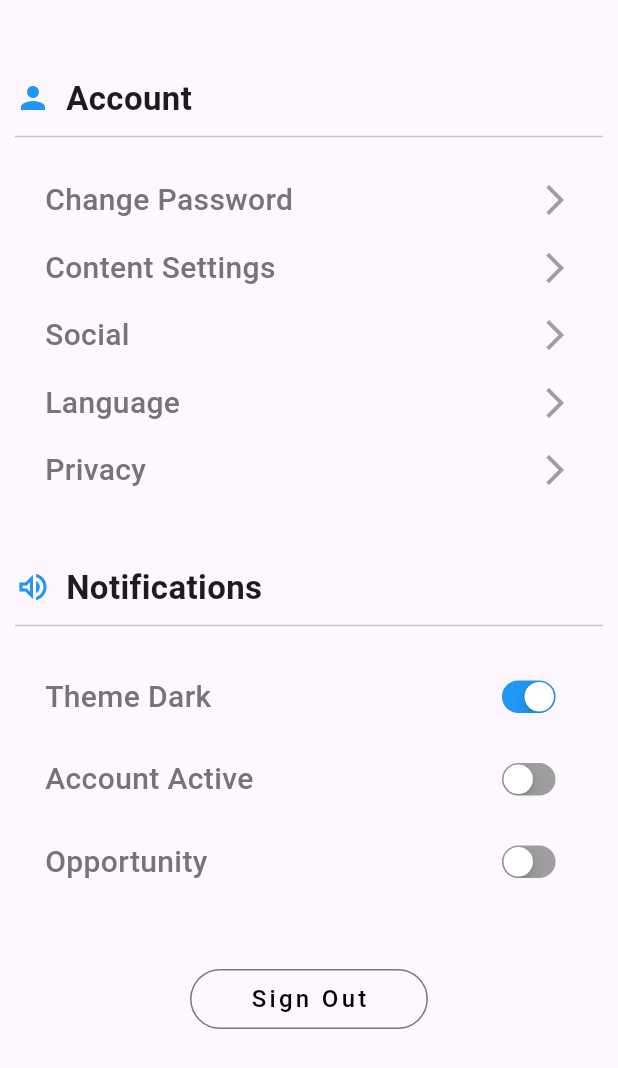
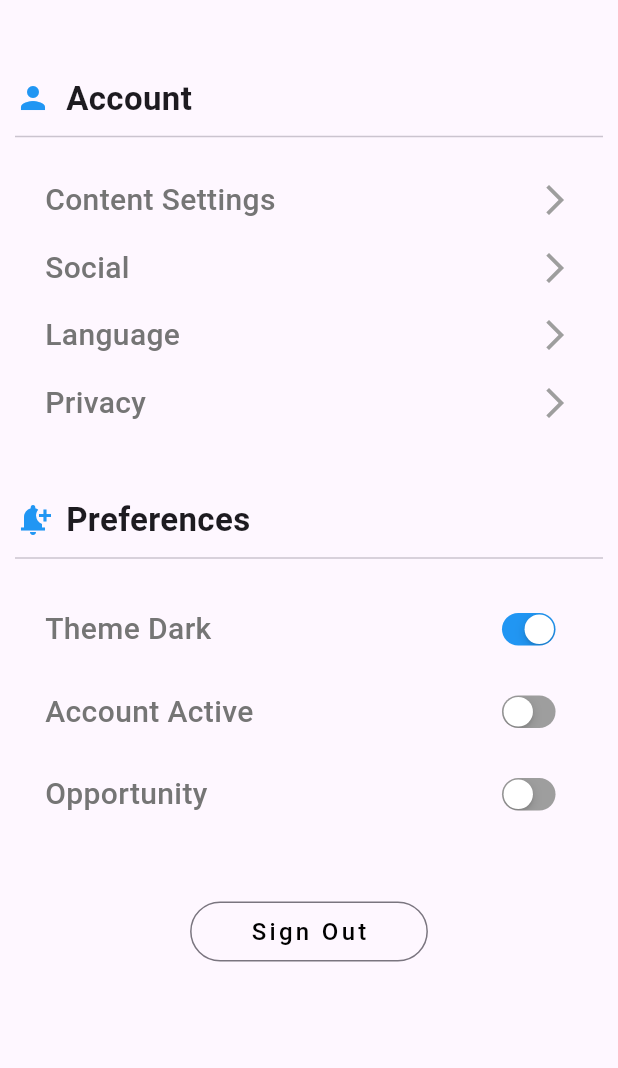
Before and after one commit to WillHAdair/WorkoutApplication, a Flutter app: the SettingsPageContent screen opened directly, on a phone screen of 412 x 824 dp. Shown: the top 1068 px of the screen. Run offline on Flutter 3.47's test engine with Material 2 defaults, Android fonts, the phone set to English and light mode, and no system bars.

Commit message:
Added new custom widgets

```diff
--- a/lib/Login/login.dart
+++ b/lib/Login/login.dart
@@ -1,7 +1,7 @@
 import 'package:flutter/material.dart';
-import 'package:workout_app/components/custom_widgets/my_button.dart';
-import 'package:workout_app/components/custom_widgets/my_textfield.dart';
-import 'package:workout_app/components/custom_widgets/square_tile.dart';
+import 'package:workout_app/components/custom_widgets/SignInButton.dart';
+import 'package:workout_app/components/custom_widgets/CustomTextField.dart';
+import 'package:workout_app/components/custom_widgets/SquareImageButton.dart';
 
 class LoginPage extends StatelessWidget {
   LoginPage({super.key});
--- a/lib/Login/login_content.dart
+++ b/lib/Login/login_content.dart
@@ -1,8 +1,8 @@
   import 'package:flutter/material.dart';
 
-import '../components/custom_widgets/my_button.dart';
-import '../components/custom_widgets/my_textfield.dart';
-import '../components/custom_widgets/square_tile.dart';
+import '../components/custom_widgets/SignInButton.dart';
+import '../components/custom_widgets/CustomTextField.dart';
+import '../components/custom_widgets/SquareImageButton.dart';
 
 class LoginPageContent extends StatefulWidget {
   const LoginPageContent({super.key});
--- a/lib/Settings/settings_content.dart
+++ b/lib/Settings/settings_content.dart
@@ -1,5 +1,6 @@
-import 'package:flutter/cupertino.dart';
+import 'package:workout_app/components/custom_widgets/CustomSwitch.dart';
 import 'package:flutter/material.dart';
+import 'package:workout_app/components/custom_widgets/TextPopUp.dart';
 
 class SettingsPageContent extends StatefulWidget {
   const SettingsPageContent({super.key});
@@ -13,21 +14,21 @@ class SettingsPageState extends State<SettingsPageContent> {
   bool trackProgress = false;
   bool syncResults = false;
 
-  onDarkThemeChange(bool newValue1) {
+  onDarkThemeChange(bool newTheme) {
     setState(() {
-      darkTheme = newValue1;
+      darkTheme = newTheme;
     });
   }
 
-  onTrackProgressChange(bool newValue2) {
+  onTrackProgressChange(bool newProgress) {
     setState(() {
-      trackProgress = newValue2;
+      trackProgress = newProgress;
     });
   }
 
-  onSynceResultsChange(bool newValue3) {
+  onSynceResultsChange(bool newSynced) {
     setState(() {
-      syncResults = newValue3;
+      syncResults = newSynced;
     });
   }
 //Credit to Lirs Tech Tips: https://www.youtube.com/@lirstechtips5874 for the base of this settings page
@@ -51,27 +52,26 @@ class SettingsPageState extends State<SettingsPageContent> {
             ),
             const Divider(height: 20, thickness:  1),
             const SizedBox(height: 10),
-            buildAccountOption(context, 'Change Password', ['basic 1', 'basic 2']),
-            buildAccountOption(context, 'Content Settings', ['basic 2', 'basic 3']),
-            buildAccountOption(context, 'Social', ['basic 4']),
-            buildAccountOption(context, 'Language', ['basic 5', 'basic 6', 'basic 7']),
-            buildAccountOption(context, 'Privacy', ['basic 8']),
+            TextPopUp(context: context, title: 'Content Settings', textOptions: const ['basic 2', 'basic 3']),
+            TextPopUp(context: context, title: 'Social', textOptions: const ['basic 4']),
+            TextPopUp(context: context, title: 'Language', textOptions: const ['basic 5', 'basic 6', 'basic 7']),
+            TextPopUp(context: context, title: 'Privacy', textOptions: const ['basic 8']),
             const SizedBox(height: 40),
             const Row(
               children: [
                 Icon(
-                  Icons.volume_up_outlined,
+                  Icons.notification_add,
                   color: Colors.blue,
                 ),
                 SizedBox(width: 10),
-                Text('Notifications', style: TextStyle(fontSize: 22, fontWeight: FontWeight.bold))
+                Text('Preferences', style: TextStyle(fontSize: 22, fontWeight: FontWeight.bold))
               ],
             ),
             const Divider(height: 20, thickness:  1),
             const SizedBox(height: 10),
-            buildNotificationOption('Theme Dark', darkTheme, onDarkThemeChange),
-            buildNotificationOption('Account Active', trackProgress, onTrackProgressChange),
-            buildNotificationOption('Opportunity', syncResults, onSynceResultsChange),
+            CustomSwitch(title: 'Theme Dark', defaultValue: darkTheme, onChangeMethod: onDarkThemeChange),
+            CustomSwitch(title: 'Account Active', defaultValue: trackProgress, onChangeMethod: onTrackProgressChange),
+            CustomSwitch(title: 'Opportunity', defaultValue: syncResults, onChangeMethod: onSynceResultsChange),
             const SizedBox(height: 40),
             Center(
               child: OutlinedButton(
@@ -92,71 +92,4 @@ class SettingsPageState extends State<SettingsPageContent> {
       ),
     );
   }
-
-  Padding buildNotificationOption(String title, bool value, Function onChangeMethod) {
-    return Padding(
-      padding: const EdgeInsets.symmetric(vertical: 8, horizontal: 20),
-      child: Row(
-        mainAxisAlignment: MainAxisAlignment.spaceBetween,
-        children: [
-          Text(title, style: TextStyle(
-            fontSize: 20,
-            fontWeight: FontWeight.w500,
-            color: Colors.grey[600]
-          )),
-          Transform.scale(
-              scale: 0.7,
-            child: CupertinoSwitch(
-              activeColor: Colors.blue,
-              trackColor: Colors.grey,
-              value: value,
-              onChanged: (bool newValue) {
-                onChangeMethod(newValue);
-              },
-            ),
-          )
-        ],
-      ),
-    );
-  }
-
-  GestureDetector buildAccountOption(BuildContext context, String title, List<String> options) {
-    return GestureDetector(
-      onTap: () {
-        showDialog(context: context, builder: (BuildContext context) {
-          return AlertDialog(
-            title: Text(title),
-            content: Column(
-              mainAxisSize: MainAxisSize.min,
-              children: options
-                .map((option) => Text(option))
-                .toList(),
-              ),
-              actions: [
-                TextButton(
-                  onPressed: () {
-                    Navigator.of(context).pop();
-                  },
-                  child: const Text('Close')
-                  )
-              ],
-          );
-        });
-      },
-      child: Padding(
-        padding: const EdgeInsets.symmetric(vertical: 8, horizontal: 20),
-        child: Row(
-          mainAxisAlignment: MainAxisAlignment.spaceBetween,
-          children: [
-            Text(title, style: TextStyle(
-              fontSize: 20,
-              fontWeight: FontWeight.w500,
-              color: Colors.grey[600]
-              )),
-              const Icon(Icons.arrow_forward_ios, color: Colors.grey)
-          ],
-        ),
-      ),
-    );
-  }
 }
--- /dev/null
+++ b/lib/components/custom_widgets/CustomSwitch.dart
@@ -0,0 +1,42 @@
+import 'package:flutter/cupertino.dart';
+import 'package:flutter/material.dart';
+
+class CustomSwitch extends StatelessWidget {
+  final String title;
+  final bool defaultValue;
+  final Function onChangeMethod;
+
+  const CustomSwitch({
+    super.key,
+    required this.title,
+    required this.defaultValue,
+    required this.onChangeMethod,
+  });
+
+  @override Widget build(BuildContext context) {
+    return Padding(
+      padding: const EdgeInsets.symmetric(vertical: 8, horizontal: 20),
+      child: Row(
+        mainAxisAlignment: MainAxisAlignment.spaceBetween,
+        children: [
+          Text(title, style: TextStyle(
+            fontSize: 20,
+            fontWeight: FontWeight.w500,
+            color: Colors.grey[600]
+          )),
+          Transform.scale(
+              scale: 0.7,
+            child: CupertinoSwitch(
+              activeColor: Colors.blue,
+              trackColor: Colors.grey,
+              value: defaultValue,
+              onChanged: (bool newValue) {
+                onChangeMethod(newValue);
+              },
+            ),
+          )
+        ],
+      ),
+    );
+  }
+}
--- /dev/null
+++ b/lib/components/custom_widgets/TextPopUp.dart
@@ -0,0 +1,55 @@
+import 'package:flutter/material.dart';
+
+class TextPopUp extends StatelessWidget {
+  final BuildContext context;
+  final String title;
+  final List<String> textOptions;
+
+  const TextPopUp({
+    super.key,
+    required this.context,
+    required this.title,
+    required this.textOptions,
+  });
+
+  @override
+  Widget build(BuildContext context) {
+     return GestureDetector(
+      onTap: () {
+        showDialog(context: context, builder: (BuildContext context) {
+          return AlertDialog(
+            title: Text(title),
+            content: Column(
+              mainAxisSize: MainAxisSize.min,
+              children: textOptions
+                .map((option) => Text(option))
+                .toList(),
+              ),
+              actions: [
+                TextButton(
+                  onPressed: () {
+                    Navigator.of(context).pop();
+                  },
+                  child: const Text('Close')
+                  )
+              ],
+          );
+        });
+      },
+      child: Padding(
+        padding: const EdgeInsets.symmetric(vertical: 8, horizontal: 20),
+        child: Row(
+          mainAxisAlignment: MainAxisAlignment.spaceBetween,
+          children: [
+            Text(title, style: TextStyle(
+              fontSize: 20,
+              fontWeight: FontWeight.w500,
+              color: Colors.grey[600]
+              )),
+              const Icon(Icons.arrow_forward_ios, color: Colors.grey)
+          ],
+        ),
+      ),
+    );
+  }
+}
```
Also changed, not shown: lib/components/custom_widgets/CustomTextField.dart (renamed from lib/components/custom_widgets/my_textfield.dart), lib/components/custom_widgets/SignInButton.dart (renamed from lib/components/custom_widgets/my_button.dart), lib/components/custom_widgets/SquareImageButton.dart (renamed from lib/components/custom_widgets/square_tile.dart).
